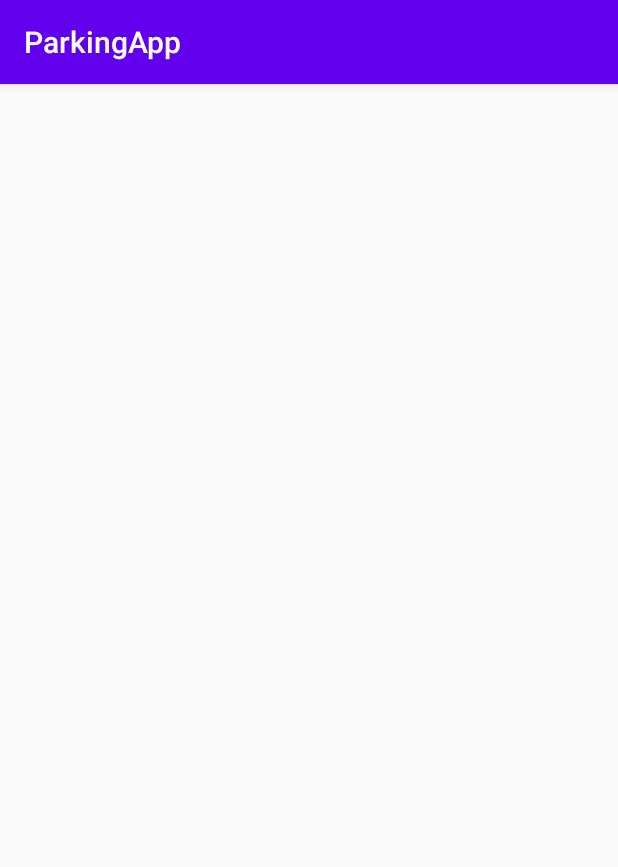
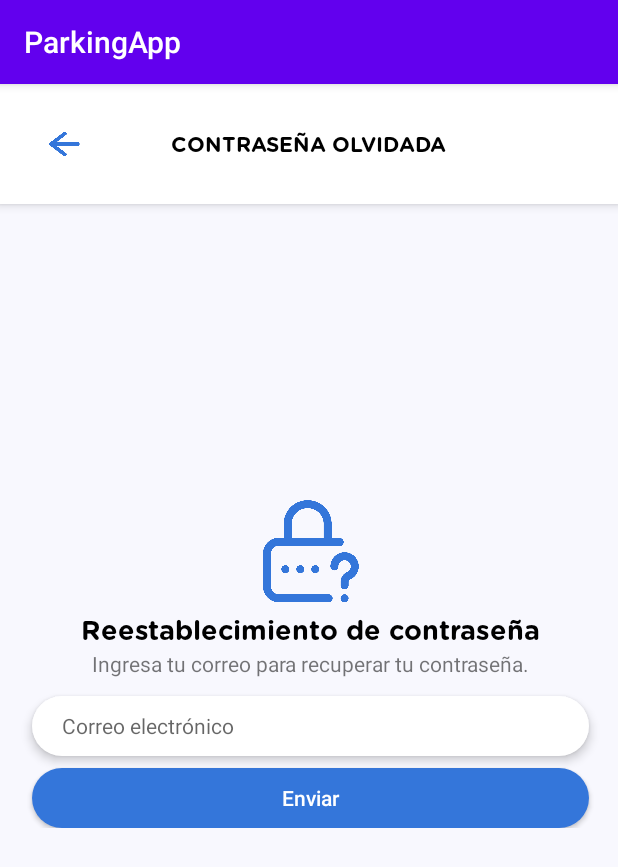
Before and after one commit to nicolaspenagos/parking-app, an Android app: the ForgotPasswordActivity screen opened directly, with no data from a screen before it, on a phone screen of 412 x 824 dp. Shown: the top 867 px of the screen. Run offline under Robolectric (Android 15) with nearby library versions, the phone set to English and light mode, and no system bars.

Commit message:
ForgotPasswordActivity has been coded

```diff
--- a/app/src/main/res/layout/activity_change_password.xml
+++ b/app/src/main/res/layout/activity_change_password.xml
@@ -66,6 +66,7 @@
             android:fontFamily="@font/gotham_rounded"
             android:text="Cambiar contraseña"
             android:textColor="#000000"
+            android:textSize="18sp"
             app:layout_constraintEnd_toEndOf="parent"
             app:layout_constraintStart_toStartOf="parent"
             app:layout_constraintTop_toBottomOf="@+id/imageView8" />
--- a/app/src/main/res/layout/activity_forgot_password.xml
+++ b/app/src/main/res/layout/activity_forgot_password.xml
@@ -4,6 +4,114 @@
     xmlns:tools="http://schemas.android.com/tools"
     android:layout_width="match_parent"
     android:layout_height="match_parent"
+    android:background="#F8F8FE"
     tools:context=".ForgotPasswordActivity">
 
+    <androidx.constraintlayout.widget.ConstraintLayout
+        android:id="@+id/constraintLayout6"
+        android:layout_width="0dp"
+        android:layout_height="80dp"
+        android:background="#FFFFFF"
+        android:elevation="4dp"
+        app:layout_constraintEnd_toEndOf="parent"
+        app:layout_constraintStart_toStartOf="parent"
+        app:layout_constraintTop_toTopOf="parent">
+
+        <TextView
+            android:id="@+id/textView"
+            android:layout_width="wrap_content"
+            android:layout_height="wrap_content"
+            android:fontFamily="@font/gotham_rounded"
+            android:text="CONTRASEÑA OLVIDADA"
+            android:textColor="#000000"
+            app:layout_constraintBottom_toBottomOf="parent"
+            app:layout_constraintEnd_toEndOf="parent"
+            app:layout_constraintStart_toStartOf="parent"
+            app:layout_constraintTop_toTopOf="parent" />
+
+        <ImageView
+            android:id="@+id/imageView3"
+            android:layout_width="22dp"
+            android:layout_height="wrap_content"
+            android:layout_marginStart="32dp"
+            app:layout_constraintBottom_toBottomOf="parent"
+            app:layout_constraintStart_toStartOf="parent"
+            app:layout_constraintTop_toTopOf="parent"
+            app:srcCompat="@drawable/go_back_arrow" />
+    </androidx.constraintlayout.widget.ConstraintLayout>
+
+    <androidx.constraintlayout.widget.ConstraintLayout
+        android:layout_width="419dp"
+        android:layout_height="wrap_content"
+        app:layout_constraintBottom_toBottomOf="parent"
+        app:layout_constraintEnd_toEndOf="parent"
+        app:layout_constraintStart_toStartOf="parent"
+        app:layout_constraintTop_toBottomOf="@+id/constraintLayout6"
+        app:layout_constraintVertical_bias=".42">
+
+        <ImageView
+            android:id="@+id/imageView9"
+            android:layout_width="wrap_content"
+            android:layout_height="70dp"
+            app:layout_constraintEnd_toEndOf="parent"
+            app:layout_constraintStart_toStartOf="parent"
+            app:layout_constraintTop_toTopOf="parent"
+            app:srcCompat="@drawable/forgot_password_icon" />
+
+        <TextView
+            android:id="@+id/textView8"
+            android:layout_width="wrap_content"
+            android:layout_height="wrap_content"
+            android:layout_marginTop="4dp"
+            android:fontFamily="@font/gotham_rounded"
+            android:text="Reestablecimiento de contraseña"
+            android:textColor="#000000"
+            android:textSize="18sp"
+            app:layout_constraintEnd_toEndOf="parent"
+            app:layout_constraintStart_toStartOf="parent"
+            app:layout_constraintTop_toBottomOf="@+id/imageView9" />
+
+        <TextView
+            android:id="@+id/textView10"
+            android:layout_width="wrap_content"
+            android:layout_height="wrap_content"
+            android:text="Ingresa tu correo para recuperar tu contraseña."
+            app:layout_constraintEnd_toEndOf="parent"
+            app:layout_constraintStart_toStartOf="parent"
+            app:layout_constraintTop_toBottomOf="@+id/textView8" />
+
+        <EditText
+            android:id="@+id/editTextTextPersonName"
+            android:layout_width="0dp"
+            android:layout_height="40dp"
+            android:layout_marginStart="24dp"
+            android:layout_marginTop="12dp"
+            android:layout_marginEnd="24dp"
+            android:background="@drawable/edit_text_background"
+            android:elevation="4dp"
+            android:ems="10"
+            android:hint="Correo electrónico"
+            android:inputType="textPersonName"
+            android:paddingStart="20dp"
+            android:textSize="14sp"
+            app:layout_constraintEnd_toEndOf="parent"
+            app:layout_constraintStart_toStartOf="parent"
+            app:layout_constraintTop_toBottomOf="@+id/textView10" />
+
+        <Button
+            android:id="@+id/button"
+            android:layout_width="0dp"
+            android:layout_height="40dp"
+            android:layout_marginStart="24dp"
+            android:layout_marginTop="8dp"
+            android:layout_marginEnd="24dp"
+            android:background="@drawable/button_background"
+            android:text="Enviar"
+            android:textAllCaps="false"
+            android:textColor="#FFFFFF"
+            app:layout_constraintEnd_toEndOf="parent"
+            app:layout_constraintStart_toStartOf="parent"
+            app:layout_constraintTop_toBottomOf="@+id/editTextTextPersonName" />
+    </androidx.constraintlayout.widget.ConstraintLayout>
+
 </androidx.constraintlayout.widget.ConstraintLayout>
```
Also changed, not shown: app/src/main/res/drawable/forgot_password_icon.png (added).
